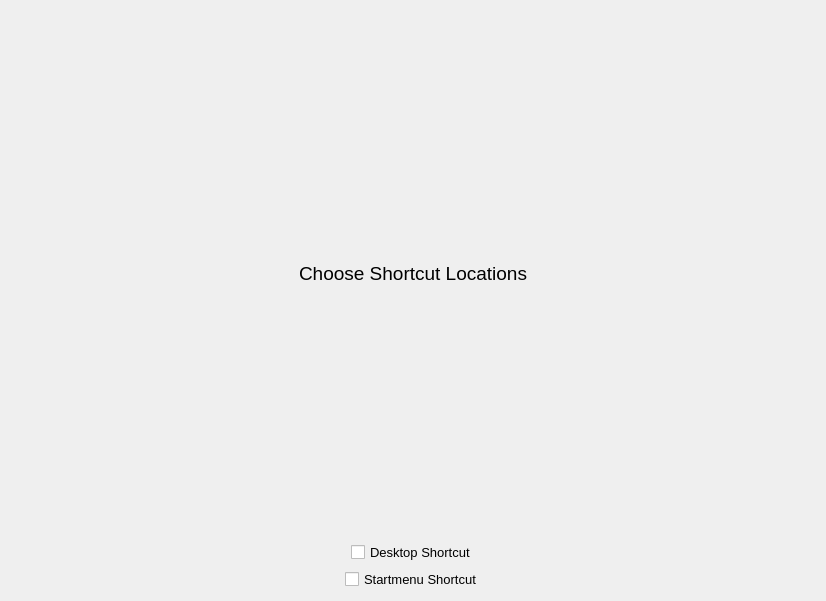
This is src/installer/packages/com.odroid.flashtool/meta/shortcuts.ui in Tpimp/OdroidFlashTool as Qt 5 draws it before an edit. The edited form follows.
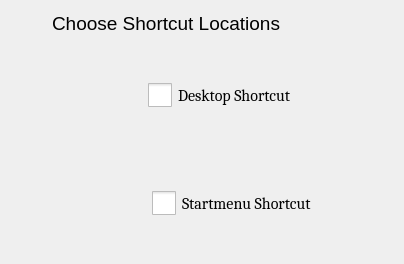
This is the edited form. Icons and pictures are not drawn.

Patch:
```diff
--- a/src/installer/packages/com.odroid.flashtool/meta/shortcuts.ui
+++ b/src/installer/packages/com.odroid.flashtool/meta/shortcuts.ui
@@ -6,13 +6,49 @@
    <rect>
     <x>0</x>
     <y>0</y>
-    <width>826</width>
-    <height>601</height>
+    <width>374</width>
+    <height>267</height>
    </rect>
   </property>
+  <property name="maximumSize">
+   <size>
+    <width>436</width>
+    <height>301</height>
+   </size>
+  </property>
+  <property name="layoutDirection">
+   <enum>Qt::LeftToRight</enum>
+  </property>
+  <property name="autoFillBackground">
+   <bool>false</bool>
+  </property>
+  <property name="styleSheet">
+   <string notr="true"/>
+  </property>
   <layout class="QVBoxLayout" name="verticalLayout">
+   <property name="spacing">
+    <number>10</number>
+   </property>
+   <property name="sizeConstraint">
+    <enum>QLayout::SetFixedSize</enum>
+   </property>
+   <property name="leftMargin">
+    <number>12</number>
+   </property>
+   <property name="topMargin">
+    <number>12</number>
+   </property>
+   <property name="rightMargin">
+    <number>12</number>
+   </property>
+   <property name="bottomMargin">
+    <number>12</number>
+   </property>
    <item>
     <layout class="QHBoxLayout" name="horizontalLayout_3">
+     <property name="spacing">
+      <number>6</number>
+     </property>
      <item>
       <spacer name="horizontalSpacer_5">
        <property name="orientation">
@@ -28,6 +64,24 @@
      </item>
      <item>
       <widget class="QLabel" name="label">
+       <property name="sizePolicy">
+        <sizepolicy hsizetype="MinimumExpanding" vsizetype="MinimumExpanding">
+         <horstretch>0</horstretch>
+         <verstretch>0</verstretch>
+        </sizepolicy>
+       </property>
+       <property name="minimumSize">
+        <size>
+         <width>300</width>
+         <height>20</height>
+        </size>
+       </property>
+       <property name="maximumSize">
+        <size>
+         <width>300</width>
+         <height>40</height>
+        </size>
+       </property>
        <property name="font">
         <font>
          <pointsize>14</pointsize>
@@ -55,26 +109,72 @@
    </item>
    <item>
     <layout class="QHBoxLayout" name="horizontalLayout">
+     <property name="spacing">
+      <number>6</number>
+     </property>
      <item>
-      <spacer name="horizontalSpacer">
-       <property name="orientation">
-        <enum>Qt::Horizontal</enum>
+      <widget class="QLabel" name="desktopIcon">
+       <property name="sizePolicy">
+        <sizepolicy hsizetype="Expanding" vsizetype="Expanding">
+         <horstretch>0</horstretch>
+         <verstretch>0</verstretch>
+        </sizepolicy>
        </property>
-       <property name="sizeHint" stdset="0">
+       <property name="minimumSize">
         <size>
-         <width>40</width>
-         <height>20</height>
+         <width>130</width>
+         <height>98</height>
         </size>
        </property>
-      </spacer>
+       <property name="maximumSize">
+        <size>
+         <width>130</width>
+         <height>98</height>
+        </size>
+       </property>
+       <property name="text">
+        <string/>
+       </property>
+       <property name="pixmap">
+        <pixmap resource="../../../resources/installer.qrc">:/images/desktop.png</pixmap>
+       </property>
+       <property name="scaledContents">
+        <bool>true</bool>
+       </property>
+      </widget>
      </item>
      <item>
       <widget class="QCheckBox" name="desktopShortcut">
+       <property name="sizePolicy">
+        <sizepolicy hsizetype="Expanding" vsizetype="Expanding">
+         <horstretch>0</horstretch>
+         <verstretch>0</verstretch>
+        </sizepolicy>
+       </property>
+       <property name="minimumSize">
+        <size>
+         <width>0</width>
+         <height>100</height>
+        </size>
+       </property>
+       <property name="maximumSize">
+        <size>
+         <width>250</width>
+         <height>100</height>
+        </size>
+       </property>
        <property name="font">
         <font>
-         <pointsize>10</pointsize>
+         <family>Cambria</family>
+         <pointsize>12</pointsize>
         </font>
        </property>
+       <property name="styleSheet">
+        <string notr="true">::indicator {
+    width: 24px;
+    height: 24px;
+}</string>
+       </property>
        <property name="text">
         <string>Desktop Shortcut</string>
        </property>
@@ -98,32 +198,63 @@
    <item>
     <layout class="QHBoxLayout" name="horizontalLayout_2">
      <item>
-      <spacer name="horizontalSpacer_3">
-       <property name="orientation">
-        <enum>Qt::Horizontal</enum>
+      <widget class="QLabel" name="startMenuIcon">
+       <property name="minimumSize">
+        <size>
+         <width>130</width>
+         <height>97</height>
+        </size>
        </property>
-       <property name="sizeHint" stdset="0">
+       <property name="maximumSize">
         <size>
-         <width>40</width>
-         <height>20</height>
+         <width>130</width>
+         <height>97</height>
         </size>
        </property>
-      </spacer>
+       <property name="text">
+        <string/>
+       </property>
+       <property name="pixmap">
+        <pixmap resource="../../../resources/installer.qrc">:/images/startmenu.png</pixmap>
+       </property>
+       <property name="scaledContents">
+        <bool>true</bool>
+       </property>
+      </widget>
      </item>
      <item>
       <widget class="QCheckBox" name="startMenuShortcut">
+       <property name="sizePolicy">
+        <sizepolicy hsizetype="Expanding" vsizetype="Expanding">
+         <horstretch>0</horstretch>
+         <verstretch>0</verstretch>
+        </sizepolicy>
+       </property>
+       <property name="maximumSize">
+        <size>
+         <width>250</width>
+         <height>100</height>
+        </size>
+       </property>
        <property name="font">
         <font>
-         <pointsize>10</pointsize>
+         <family>Cambria</family>
+         <pointsize>12</pointsize>
         </font>
        </property>
+       <property name="styleSheet">
+        <string notr="true">::indicator {
+    width:24px;
+    height:24px;
+}</string>
+       </property>
        <property name="text">
         <string>Startmenu Shortcut</string>
        </property>
       </widget>
      </item>
      <item>
-      <spacer name="horizontalSpacer_4">
+      <spacer name="horizontalSpacer">
        <property name="orientation">
         <enum>Qt::Horizontal</enum>
        </property>
```
Left out of the diff: 6 changed lines with no effect on the pictures.
